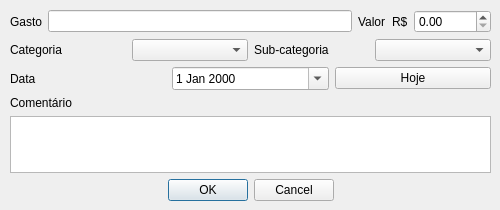
This is ui/gastos_edit.ui in vazerick/controle_gastos as Qt 5 draws it before an edit. The edited form follows.
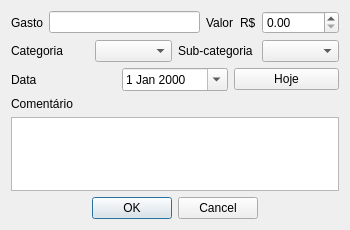
This is the edited form.

Commit message: Atualização de layout

```diff
--- a/ui/gastos_edit.ui
+++ b/ui/gastos_edit.ui
@@ -6,22 +6,21 @@
    <rect>
     <x>0</x>
     <y>0</y>
-    <width>500</width>
-    <height>210</height>
+    <width>350</width>
+    <height>230</height>
    </rect>
   </property>
+  <property name="minimumSize">
+   <size>
+    <width>300</width>
+    <height>230</height>
+   </size>
+  </property>
   <property name="windowTitle">
    <string>Editar Gasto</string>
   </property>
-  <widget class="QWidget" name="verticalLayoutWidget">
-   <property name="geometry">
-    <rect>
-     <x>10</x>
-     <y>10</y>
-     <width>481</width>
-     <height>191</height>
-    </rect>
-   </property>
+  <layout class="QVBoxLayout" name="verticalLayout_2">
+   <item>
    <layout class="QVBoxLayout" name="verticalLayout">
     <item>
      <layout class="QHBoxLayout" name="horizontalLayout">
@@ -137,7 +136,8 @@
      </widget>
     </item>
    </layout>
-  </widget>
+   </item>
+  </layout>
  </widget>
  <tabstops>
   <tabstop>inputGasto</tabstop>
```
Left out of the diff: 3 changed lines with no effect on the pictures. Lines whose indentation alone changed are shown as unchanged. The commit also changes 18 other files.
